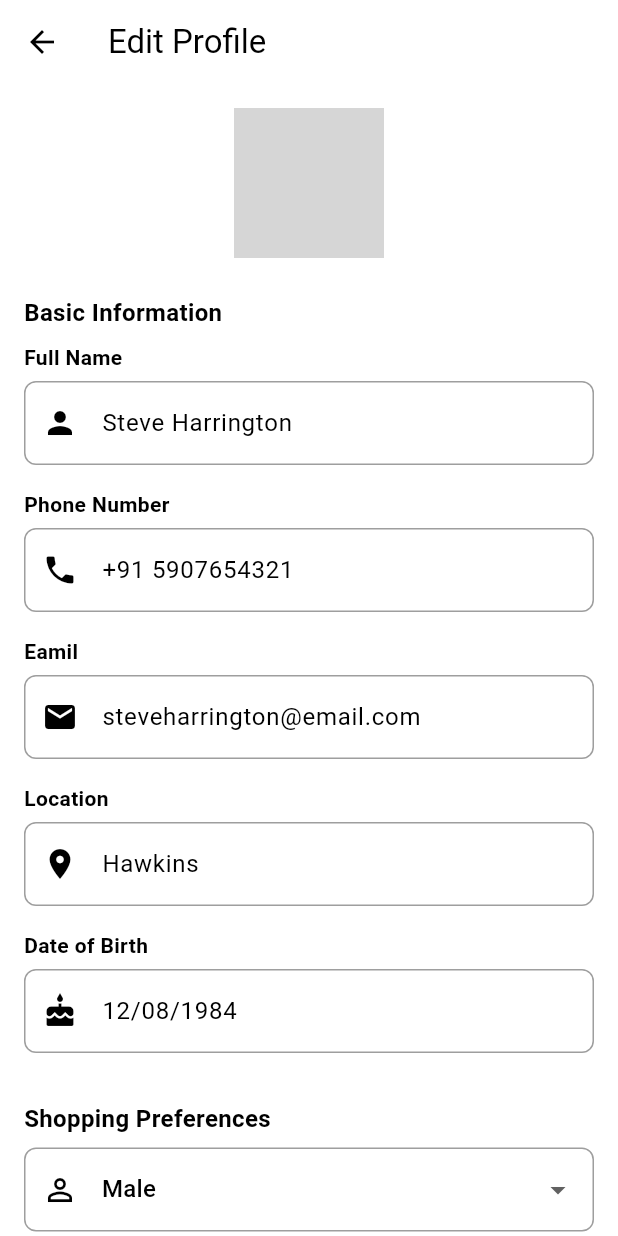
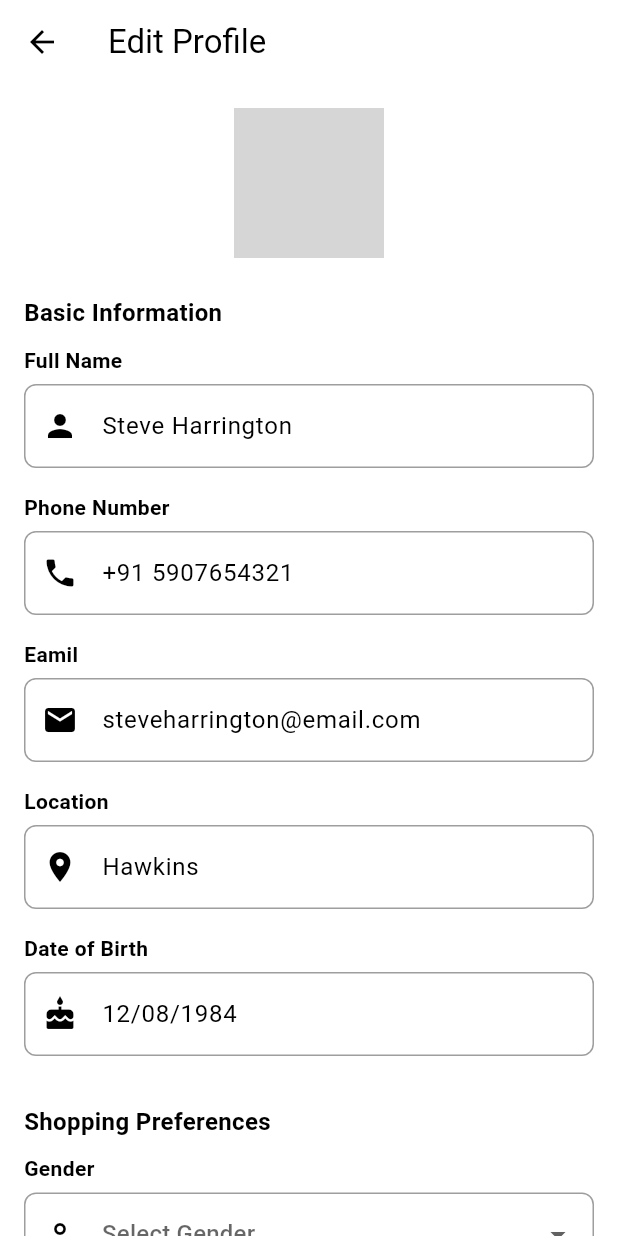
Before and after one commit to midhunmashuptech/FootwareApp, a Flutter app: the ProfilePage screen opened directly, after a tap on "Edit Profile", on a phone screen of 412 x 824 dp. Run offline on Flutter 3.47's test engine with Material 3 defaults, Android fonts, the phone set to English and light mode, and no system bars; our stand-ins replace bloc, flutter_bloc, persistent_bottom_nav_bar, shared_preferences; accounts and stored records are empty; network calls fail; grey boxes are pictures that could not be loaded.

Commit message:
edit profile screen updates

```diff
--- a/lib/features/profile_options/cubit/edit_profile_cubit.dart
+++ b/lib/features/profile_options/cubit/edit_profile_cubit.dart
@@ -25,9 +25,9 @@ class EditProfileCubit extends Cubit<EditProfileState> {
     email: "steveharrington@email.com",
     location: "Hawkins",
     dob: "12/08/1984",
-    gender: "Male",
-    size: "8",
-    brand: "nike",
+    gender: "",
+    size: "",
+    brand: "",
   ));
 }
 
--- a/lib/features/profile_options/view/edit_profile_screen.dart
+++ b/lib/features/profile_options/view/edit_profile_screen.dart
@@ -163,6 +163,7 @@ class _EditProfilePageState extends State<EditProfilePage> {
                     SectionTitle(text: "Shopping Preferences"),
                     DropdownField(
                       value: state.gender,
+                      label: "Gender",
                       hint: "Select Gender",
                       items: ["Male", "Female", "Other"],
                       icon: Icons.person_outline,
@@ -170,6 +171,7 @@ class _EditProfilePageState extends State<EditProfilePage> {
                           context.read<EditProfileCubit>().changeGender(val),
                     ),
                     DropdownField(
+                      label: "Size",
                       value: state.size,
                       hint: "Shoe Size (UK)",
                       items: ["4", "5", "6", "7", "8", "9", "10", "11", "12"],
--- a/lib/features/profile_options/widget/dropdown_field.dart
+++ b/lib/features/profile_options/widget/dropdown_field.dart
@@ -4,6 +4,7 @@ class DropdownField extends StatelessWidget {
   const DropdownField({
     super.key,
     required this.value,
+    required this.label,
     required this.hint,
     required this.items,
     required this.icon,
@@ -11,6 +12,7 @@ class DropdownField extends StatelessWidget {
   });
 
   final String? value;
+  final String label;
   final String hint;
   final List<String> items;
   final IconData icon;
@@ -19,9 +21,20 @@ class DropdownField extends StatelessWidget {
   @override
   Widget build(BuildContext context) {
     return Padding(
-      padding: const EdgeInsets.only(bottom: 12),
-      child: DropdownButtonFormField<String>(
-        value: value,
+      padding: const EdgeInsets.only(bottom: 16),
+      child: Column(
+        crossAxisAlignment: CrossAxisAlignment.start,
+        children: [
+          Text(
+            label,
+            style: const TextStyle(
+              fontSize: 14,
+              fontWeight: FontWeight.w600,
+            ),
+          ),
+          const SizedBox(height: 6),
+          DropdownButtonFormField<String>(
+           value: items.contains(value) ? value : null,
             decoration: InputDecoration(
               prefixIcon: Icon(icon),
               border: OutlineInputBorder(borderRadius: BorderRadius.circular(10)),
@@ -32,6 +45,8 @@ class DropdownField extends StatelessWidget {
                 .toList(),
             onChanged: onChanged,
           ),
+        ],
+      ),
     );
   }
 }
--- a/lib/features/profile_options/widget/section_title.dart
+++ b/lib/features/profile_options/widget/section_title.dart
@@ -11,7 +11,7 @@ class SectionTitle extends StatelessWidget {
   @override
   Widget build(BuildContext context) {
     return Padding(
-      padding: const EdgeInsets.only(bottom: 8),
+      padding: const EdgeInsets.only(bottom: 10),
       child: Text(
         text,
         style: const TextStyle(fontSize: 16, fontWeight: FontWeight.bold),
```
Also changed, not shown: pubspec.lock. Lines whose indentation alone changed are shown as unchanged.
